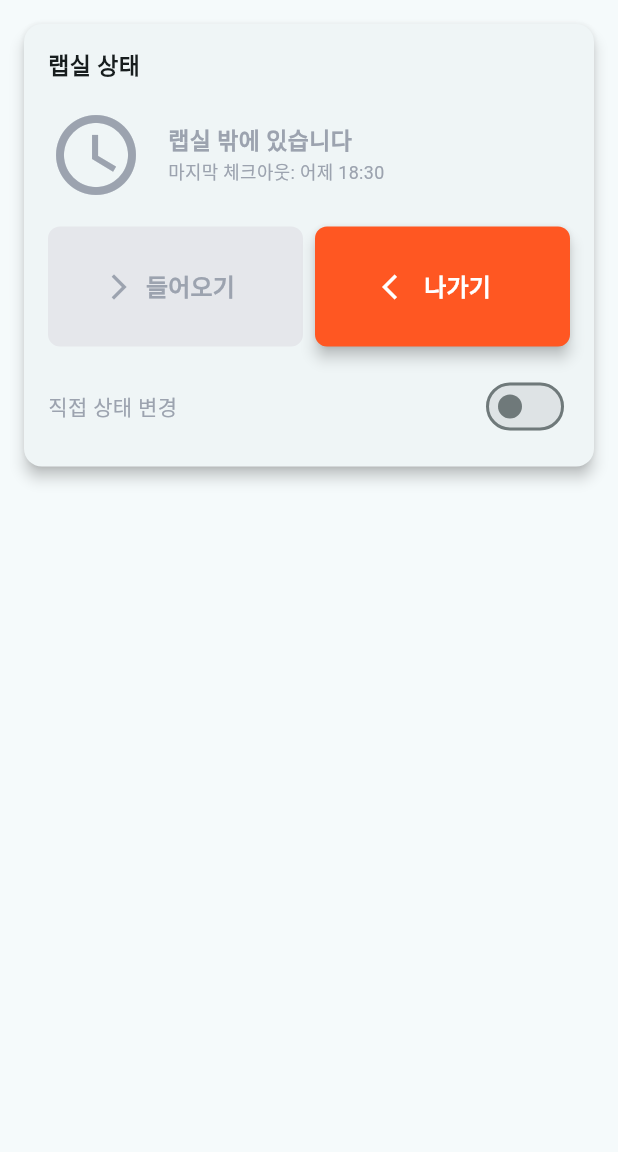
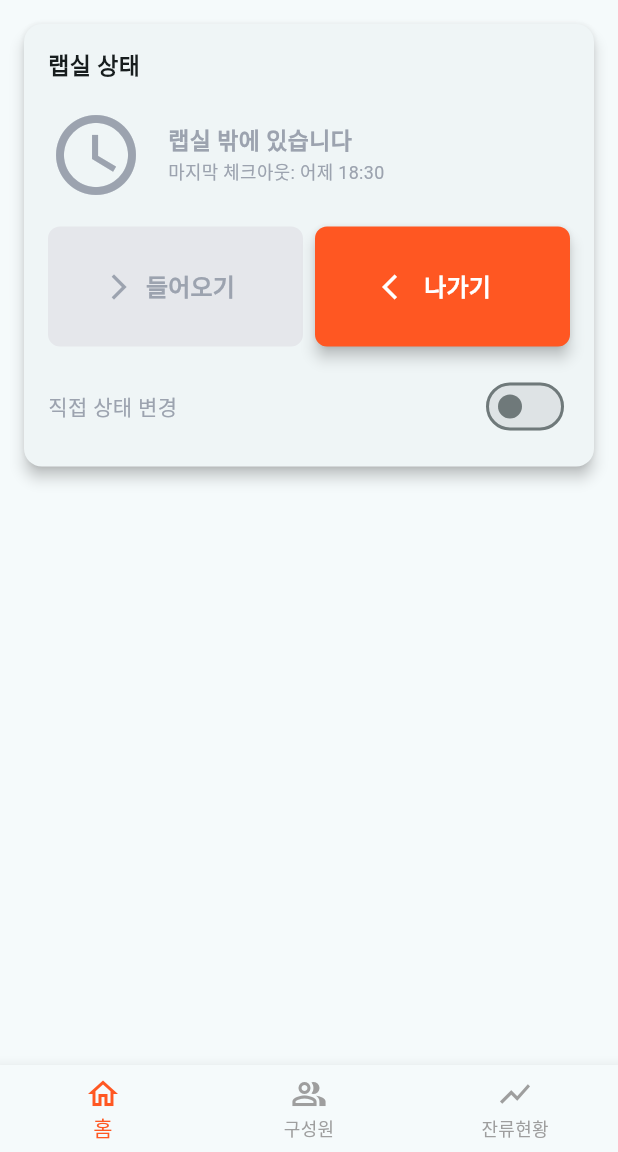
Before and after one commit to tomchaccom/lab_chulseokbu, a Flutter app: the screen it shows after launch, on a phone screen of 412 x 824 dp, the part 84-1236 px from its top. Run offline on Flutter 3.47's test engine with Material 3 defaults, Android fonts, the phone set to English and light mode, and no system bars; our stand-ins replace shared_preferences.

Commit message:
Feat : 랩실 구성원 출석 현황 탭 구현 및 기존 메인페이지에서 페이지 이동하는 로직 구현. 구성원 데이터 화살표로 펼쳤을 경우에 아무 데이터도 없는 상태로 구현함.

```diff
--- /dev/null
+++ b/frontend/lib/TabBar/Shared_widgets.dart
@@ -0,0 +1,29 @@
+import 'package:flutter/material.dart';
+
+// ⭐ BottomNavigationBar 위젯을 별도의 StatelessWidget으로 분리
+class CustomBottomNavBar extends StatelessWidget {
+  final int currentIndex;
+  final Function(int)? onItemSelected; // 탭 전환 로직을 받기 위한 함수
+
+  const CustomBottomNavBar({
+    super.key,
+    required this.currentIndex,
+    this.onItemSelected,
+  });
+
+  @override
+  Widget build(BuildContext context) {
+    return BottomNavigationBar(
+      selectedItemColor: Colors.deepOrange,
+      unselectedItemColor: Colors.grey,
+      // 선택 이벤트 핸들러 추가 (탭 전환 로직이 있다면 사용)
+      onTap: onItemSelected,
+      items: const <BottomNavigationBarItem>[
+        BottomNavigationBarItem(icon: Icon(Icons.home_outlined), label: '홈'),
+        BottomNavigationBarItem(icon: Icon(Icons.people_alt_outlined), label: '구성원'),
+        BottomNavigationBarItem(icon: Icon(Icons.show_chart), label: '잔류현황'),
+      ],
+      currentIndex: currentIndex,
+    );
+  }
+}
--- a/frontend/lib/main.dart
+++ b/frontend/lib/main.dart
@@ -1,5 +1,8 @@
 import 'package:flutter/material.dart';
 import 'package:frontend/HomeTab/Views/InOutStateView.dart';
+import 'package:frontend/MemberTab/MemberStateView.dart';
+import 'package:frontend/TabBar/Shared_widgets.dart';
+
 void main() {
   runApp(const MyApp());
 }
@@ -8,6 +11,8 @@ const BGC = Color(0xFFFFFFFF);
 
 class MyApp extends StatelessWidget {
   const MyApp({super.key});
+
+
 
   // This widget is the root of your application.
   @override
@@ -41,21 +46,63 @@ class MyHomePage extends StatefulWidget {
 }
 
 class _MyHomePageState extends State<MyHomePage> {
+  // ⭐ 1. 현재 선택된 탭의 인덱스를 상태로 관리합니다. (홈: 0, 구성원: 1, 잔류현황: 2)
+  int _selectedIndex = 0;
 
+  // ⭐ 2. 탭에 따라 body에 표시할 위젯 목록을 정의합니다.
+  static final List<Widget> _widgetOptions = <Widget>[
+    // [0] 홈 화면 (기존 MyHomePage의 body 내용)
+    ListView(
+      children: const <Widget>[
+        // LabStatusCard는 이 파일 또는 다른 파일에 정의되어 있어야 합니다.
+        LabStatusCard(),
+      ],
+    ),
 
+    // [1] 구성원 화면 (MemberStateView.dart의 내용물)
+    // AttendanceViewScreenContent는 Scaffold, AppBar, BottomBar가 없는 순수 내용물입니다.
+    const AttendanceViewScreenContent(),
 
+    // [2] 잔류현황 화면 (임시 위젯)
+    const Center(
+      child: Text(
+        '잔류현황 화면 내용',
+        style: TextStyle(fontSize: 24, fontWeight: FontWeight.bold),
+      ),
+    ),
+  ];
+
+  // ⭐ 3. BottomNavigationBar 탭 클릭 시 인덱스 업데이트 함수
+  void _onItemTapped(int index) {
+    setState(() {
+      _selectedIndex = index;
+    });
+  }
+
+  // 이전의 _navigateToMemberStateView 함수는 이제 필요 없습니다.
 
   @override
   Widget build(BuildContext context) {
+    // 현재 선택된 인덱스에 따라 AppBar의 타이틀을 변경할 수 있습니다.
+    String currentTitle = widget.title;
+    if (_selectedIndex == 1) {
+      currentTitle = '출석뷰'; // 구성원 탭을 눌렀을 때 타이틀 변경
+    }
+
     return Scaffold(
       appBar: AppBar(
         backgroundColor: BGC,
-        title: Text(widget.title),
+        title: Text(currentTitle),
+        // 필요하다면 앱바의 Actions(오른쪽 상단)도 여기에 배치할 수 있습니다.
       ),
-      body: ListView(
-        children: const <Widget>[
-          LabStatusCard(),
-        ],
+
+      // ⭐ 4. body에 현재 선택된 인덱스의 위젯을 표시합니다.
+      body: _widgetOptions.elementAt(_selectedIndex),
+
+      // ⭐ 5. BottomNavigationBar를 CustomBottomNavBar로 연결
+      bottomNavigationBar: CustomBottomNavBar(
+        currentIndex: _selectedIndex, // 현재 인덱스를 BottomBar에 전달
+        onItemSelected: _onItemTapped, // 클릭 이벤트를 _onItemTapped에 연결
       ),
     );
   }
```
Also changed, not shown: frontend/lib/MemberTab/MemberStateView.dart (added, +219 -0 lines).
